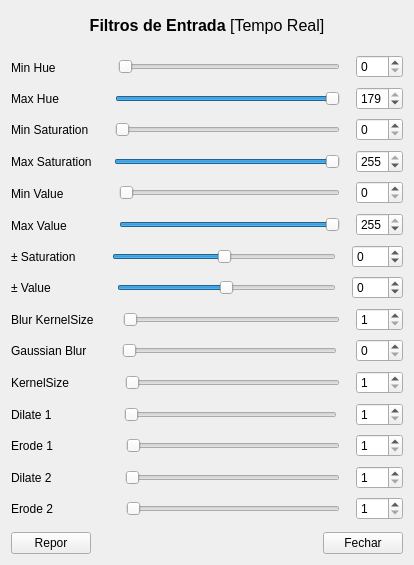
First picture: the form in ui/filters_input.ui, repository 8JP8/Projeto1_ESAN-UA_2023-2024, before the edit.
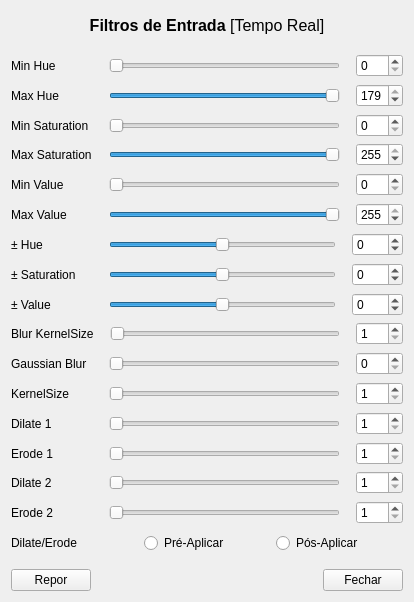
Second picture: the form after the edit. Icons and pictures are not drawn.

Commit message: Bug Fixes Some Filter Addons Increased Overall Stability

```diff
--- a/ui/filters_input.ui
+++ b/ui/filters_input.ui
@@ -7,7 +7,7 @@
     <x>0</x>
     <y>0</y>
     <width>414</width>
-    <height>565</height>
+    <height>602</height>
    </rect>
   </property>
   <property name="minimumSize">
@@ -100,8 +100,14 @@
          <verstretch>0</verstretch>
         </sizepolicy>
        </property>
+       <property name="minimumSize">
+        <size>
+         <width>82</width>
+         <height>0</height>
+        </size>
+       </property>
        <property name="text">
-        <string>Min Hue     ⠀      </string>
+        <string>Min Hue</string>
        </property>
        <property name="scaledContents">
         <bool>false</bool>
@@ -193,8 +199,14 @@
          <verstretch>0</verstretch>
         </sizepolicy>
        </property>
+       <property name="minimumSize">
+        <size>
+         <width>82</width>
+         <height>0</height>
+        </size>
+       </property>
        <property name="text">
-        <string>Max Hue            </string>
+        <string>Max Hue</string>
        </property>
       </widget>
      </item>
@@ -283,8 +295,14 @@
          <verstretch>0</verstretch>
         </sizepolicy>
        </property>
+       <property name="minimumSize">
+        <size>
+         <width>82</width>
+         <height>0</height>
+        </size>
+       </property>
        <property name="text">
-        <string>Min Saturation   </string>
+        <string>Min Saturation</string>
        </property>
       </widget>
      </item>
@@ -373,8 +391,14 @@
          <verstretch>0</verstretch>
         </sizepolicy>
        </property>
+       <property name="minimumSize">
+        <size>
+         <width>82</width>
+         <height>0</height>
+        </size>
+       </property>
        <property name="text">
-        <string>Max Saturation   </string>
+        <string>Max Saturation</string>
        </property>
       </widget>
      </item>
@@ -463,8 +487,14 @@
          <verstretch>0</verstretch>
         </sizepolicy>
        </property>
+       <property name="minimumSize">
+        <size>
+         <width>82</width>
+         <height>0</height>
+        </size>
+       </property>
        <property name="text">
-        <string>Min Value   ⠀      </string>
+        <string>Min Value</string>
        </property>
       </widget>
      </item>
@@ -550,8 +580,14 @@
          <verstretch>0</verstretch>
         </sizepolicy>
        </property>
+       <property name="minimumSize">
+        <size>
+         <width>82</width>
+         <height>0</height>
+        </size>
+       </property>
        <property name="text">
-        <string>Max Value    ⠀    </string>
+        <string>Max Value</string>
        </property>
       </widget>
      </item>
@@ -630,6 +666,102 @@
      </item>
     </layout>
    </item>
+   <item>
+    <layout class="QHBoxLayout" name="horizontalLayout_10">
+     <item>
+      <widget class="QLabel" name="hueaddsub_lb">
+       <property name="sizePolicy">
+        <sizepolicy hsizetype="Preferred" vsizetype="Expanding">
+         <horstretch>0</horstretch>
+         <verstretch>0</verstretch>
+        </sizepolicy>
+       </property>
+       <property name="minimumSize">
+        <size>
+         <width>82</width>
+         <height>0</height>
+        </size>
+       </property>
+       <property name="text">
+        <string>± Hue</string>
+       </property>
+      </widget>
+     </item>
+     <item>
+      <spacer name="horizontalSpacer_37">
+       <property name="orientation">
+        <enum>Qt::Horizontal</enum>
+       </property>
+       <property name="sizeType">
+        <enum>QSizePolicy::Preferred</enum>
+       </property>
+       <property name="sizeHint" stdset="0">
+        <size>
+         <width>10</width>
+         <height>20</height>
+        </size>
+       </property>
+      </spacer>
+     </item>
+     <item>
+      <widget class="QSlider" name="hueaddsub_slider">
+       <property name="minimum">
+        <number>-179</number>
+       </property>
+       <property name="maximum">
+        <number>179</number>
+       </property>
+       <property name="value">
+        <number>0</number>
+       </property>
+       <property name="orientation">
+        <enum>Qt::Horizontal</enum>
+       </property>
+      </widget>
+     </item>
+     <item>
+      <spacer name="horizontalSpacer_38">
+       <property name="orientation">
+        <enum>Qt::Horizontal</enum>
+       </property>
+       <property name="sizeType">
+        <enum>QSizePolicy::Preferred</enum>
+       </property>
+       <property name="sizeHint" stdset="0">
+        <size>
+         <width>10</width>
+         <height>20</height>
+        </size>
+       </property>
+      </spacer>
+     </item>
+     <item>
+      <widget class="QSpinBox" name="hueaddsub_spinbox">
+       <property name="sizePolicy">
+        <sizepolicy hsizetype="Preferred" vsizetype="Fixed">
+         <horstretch>0</horstretch>
+         <verstretch>0</verstretch>
+        </sizepolicy>
+       </property>
+       <property name="minimumSize">
+        <size>
+         <width>47</width>
+         <height>0</height>
+        </size>
+       </property>
+       <property name="inputMethodHints">
+        <set>Qt::ImhDigitsOnly</set>
+       </property>
+       <property name="minimum">
+        <number>-179</number>
+       </property>
+       <property name="maximum">
+        <number>179</number>
+       </property>
+      </widget>
+     </item>
+    </layout>
+   </item>
    <item>
     <layout class="QHBoxLayout" name="horizontalLayout_7">
      <item>
@@ -640,8 +772,14 @@
          <verstretch>0</verstretch>
         </sizepolicy>
        </property>
+       <property name="minimumSize">
+        <size>
+         <width>82</width>
+         <height>0</height>
+        </size>
+       </property>
        <property name="text">
-        <string>± Saturation      </string>
+        <string>± Saturation</string>
        </property>
       </widget>
      </item>
@@ -730,8 +868,14 @@
          <verstretch>0</verstretch>
         </sizepolicy>
        </property>
+       <property name="minimumSize">
+        <size>
+         <width>82</width>
+         <height>0</height>
+        </size>
+       </property>
        <property name="text">
-        <string>± Value               </string>
+        <string>± Value</string>
        </property>
       </widget>
      </item>
@@ -820,8 +964,14 @@
          <verstretch>0</verstretch>
         </sizepolicy>
        </property>
+       <property name="minimumSize">
+        <size>
+         <width>82</width>
+         <height>0</height>
+        </size>
+       </property>
        <property name="text">
-        <string>Blur KernelSize    </string>
+        <string>Blur KernelSize</string>
        </property>
       </widget>
      </item>
@@ -925,8 +1075,14 @@
          <verstretch>0</verstretch>
         </sizepolicy>
        </property>
+       <property name="minimumSize">
+        <size>
+         <width>82</width>
+         <height>0</height>
+        </size>
+       </property>
        <property name="text">
-        <string>Gaussian Blur     </string>
+        <string>Gaussian Blur</string>
        </property>
       </widget>
      </item>
@@ -940,7 +1096,7 @@
        </property>
        <property name="sizeHint" stdset="0">
         <size>
-         <width>13</width>
+         <width>10</width>
          <height>20</height>
         </size>
        </property>
@@ -975,7 +1131,7 @@
        </property>
        <property name="sizeHint" stdset="0">
         <size>
-         <width>13</width>
+         <width>10</width>
          <height>20</height>
         </size>
        </property>
@@ -1021,8 +1177,14 @@
          <verstretch>0</verstretch>
         </sizepolicy>
        </property>
+       <property name="minimumSize">
+        <size>
+         <width>82</width>
+         <height>0</height>
+        </size>
+       </property>
        <property name="text">
-        <string>KernelSize            </string>
+        <string>KernelSize</string>
        </property>
       </widget>
      </item>
@@ -1120,8 +1282,14 @@
          <verstretch>0</verstretch>
         </sizepolicy>
        </property>
+       <property name="minimumSize">
+        <size>
+         <width>82</width>
+         <height>0</height>
+        </size>
+       </property>
        <property name="text">
-        <string>Dilate 1                </string>
+        <string>Dilate 1</string>
        </property>
       </widget>
      </item>
@@ -1135,7 +1303,7 @@
        </property>
        <property name="sizeHint" stdset="0">
         <size>
-         <width>13</width>
+         <width>10</width>
          <height>20</height>
         </size>
        </property>
@@ -1150,7 +1318,10 @@
         <number>1</number>
        </property>
        <property name="maximum">
-        <number>5</number>
+        <number>10</number>
+       </property>
+       <property name="pageStep">
+        <number>1</number>
        </property>
        <property name="value">
         <number>1</number>
@@ -1170,7 +1341,7 @@
        </property>
        <property name="sizeHint" stdset="0">
         <size>
-         <width>13</width>
+         <width>10</width>
          <height>20</height>
         </size>
        </property>
@@ -1200,7 +1371,7 @@
         <number>1</number>
        </property>
        <property name="maximum">
-        <number>5</number>
+        <number>10</number>
        </property>
       </widget>
      </item>
@@ -1216,8 +1387,14 @@
          <verstretch>0</verstretch>
         </sizepolicy>
        </property>
+       <property name="minimumSize">
+        <size>
+         <width>82</width>
+         <height>0</height>
+        </size>
+       </property>
        <property name="text">
-        <string>Erode 1                 </string>
+        <string>Erode 1</string>
        </property>
       </widget>
      </item>
@@ -1246,7 +1423,10 @@
         <number>1</number>
        </property>
        <property name="maximum">
-        <number>5</number>
+        <number>10</number>
+       </property>
+       <property name="pageStep">
+        <number>1</number>
        </property>
        <property name="value">
         <number>1</number>
@@ -1296,7 +1476,7 @@
         <number>1</number>
        </property>
        <property name="maximum">
-        <number>5</number>
+        <number>10</number>
        </property>
       </widget>
      </item>
@@ -1312,8 +1492,14 @@
          <verstretch>0</verstretch>
         </sizepolicy>
        </property>
+       <property name="minimumSize">
+        <size>
+         <width>82</width>
+         <height>0</height>
+        </size>
+       </property>
        <property name="text">
-        <string>Dilate 2                 </string>
+        <string>Dilate 2</string>
        </property>
       </widget>
      </item>
@@ -1342,7 +1528,10 @@
         <number>1</number>
        </property>
        <property name="maximum">
-        <number>5</number>
+        <number>10</number>
+       </property>
+       <property name="pageStep">
+        <number>1</number>
        </property>
        <property name="value">
         <number>1</number>
@@ -1392,7 +1581,7 @@
         <number>1</number>
        </property>
        <property name="maximum">
-        <number>5</number>
+        <number>10</number>
        </property>
       </widget>
      </item>
@@ -1408,8 +1597,14 @@
          <verstretch>0</verstretch>
         </sizepolicy>
        </property>
+       <property name="minimumSize">
+        <size>
+         <width>82</width>
+         <height>0</height>
+        </size>
+       </property>
        <property name="text">
-        <string>Erode 2                 </string>
+        <string>Erode 2</string>
        </property>
       </widget>
      </item>
@@ -1438,7 +1633,10 @@
         <number>1</number>
        </property>
        <property name="maximum">
-        <number>5</number>
+        <number>10</number>
+       </property>
+       <property name="pageStep">
+        <number>1</number>
        </property>
        <property name="value">
         <number>1</number>
@@ -1488,12 +1686,106 @@
         <number>1</number>
        </property>
        <property name="maximum">
-        <number>5</number>
+        <number>10</number>
        </property>
       </widget>
      </item>
     </layout>
    </item>
+   <item>
+    <layout class="QHBoxLayout" name="horizontalLayout_16">
+     <item>
+      <widget class="QLabel" name="dilate_erode_apply_lb">
+       <property name="sizePolicy">
+        <sizepolicy hsizetype="Preferred" vsizetype="Expanding">
+         <horstretch>0</horstretch>
+         <verstretch>0</verstretch>
+        </sizepolicy>
+       </property>
+       <property name="text">
+        <string>Dilate/Erode</string>
+       </property>
+      </widget>
+     </item>
+     <item>
+      <spacer name="horizontalSpacer_29">
+       <property name="orientation">
+        <enum>Qt::Horizontal</enum>
+       </property>
+       <property name="sizeType">
+        <enum>QSizePolicy::Preferred</enum>
+       </property>
+       <property name="sizeHint" stdset="0">
+        <size>
+         <width>13</width>
+         <height>20</height>
+        </size>
+       </property>
+      </spacer>
+     </item>
+     <item>
+      <widget class="QRadioButton" name="pre_apply_radiobt">
+       <property name="layoutDirection">
+        <enum>Qt::LeftToRight</enum>
+       </property>
+       <property name="text">
+        <string>Pré-Aplicar</string>
+       </property>
+       <property name="autoRepeat">
+        <bool>false</bool>
+       </property>
+       <property name="autoExclusive">
+        <bool>false</bool>
+       </property>
+      </widget>
+     </item>
+     <item>
+      <spacer name="horizontalSpacer_30">
+       <property name="orientation">
+        <enum>Qt::Horizontal</enum>
+       </property>
+       <property name="sizeType">
+        <enum>QSizePolicy::Preferred</enum>
+       </property>
+       <property name="sizeHint" stdset="0">
+        <size>
+         <width>13</width>
+         <height>20</height>
+        </size>
+       </property>
+      </spacer>
+     </item>
+     <item>
+      <widget class="QRadioButton" name="post_apply_radiobt">
+       <property name="enabled">
+        <bool>true</bool>
+       </property>
+       <property name="text">
+        <string>Pós-Aplicar</string>
+       </property>
+       <property name="autoExclusive">
+        <bool>false</bool>
+       </property>
+      </widget>
+     </item>
+     <item>
+      <spacer name="horizontalSpacer_31">
+       <property name="orientation">
+        <enum>Qt::Horizontal</enum>
+       </property>
+       <property name="sizeType">
+        <enum>QSizePolicy::Preferred</enum>
+       </property>
+       <property name="sizeHint" stdset="0">
+        <size>
+         <width>13</width>
+         <height>20</height>
+        </size>
+       </property>
+      </spacer>
+     </item>
+    </layout>
+   </item>
    <item>
     <spacer name="verticalSpacer_4">
      <property name="orientation">
@@ -1510,6 +1802,22 @@
      </property>
     </spacer>
    </item>
+   <item>
+    <spacer name="verticalSpacer_5">
+     <property name="orientation">
+      <enum>Qt::Vertical</enum>
+     </property>
+     <property name="sizeType">
+      <enum>QSizePolicy::Preferred</enum>
+     </property>
+     <property name="sizeHint" stdset="0">
+      <size>
+       <width>20</width>
+       <height>4</height>
+      </size>
+     </property>
+    </spacer>
+   </item>
    <item>
     <layout class="QHBoxLayout" name="horizontalLayout_9">
      <item>
```
The commit also changes 17 other files.
